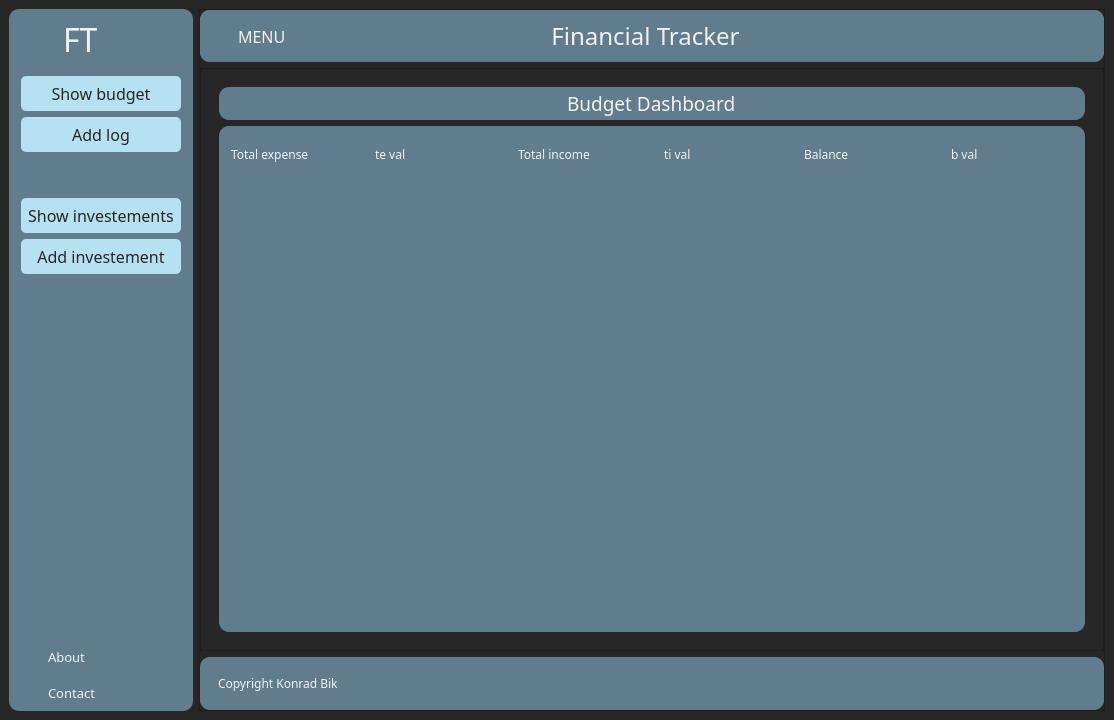
The window that interface.ui (bonradoo/financial-manager) describes before a commit, drawn with Qt 5.
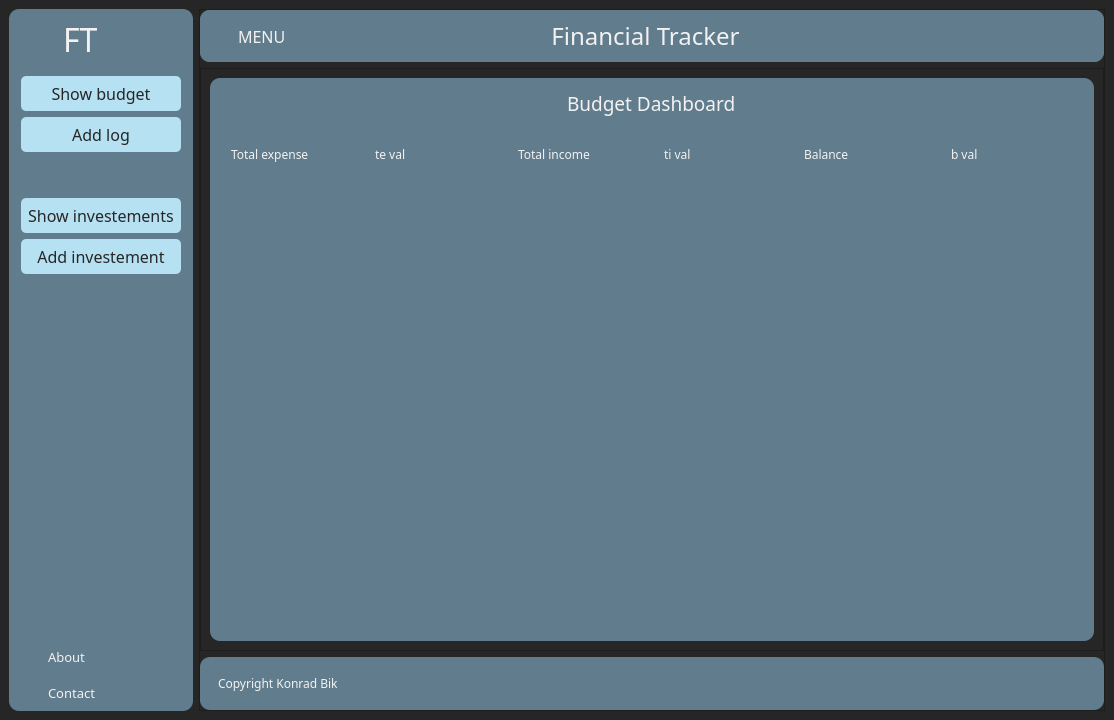
The same window after the commit. The open tabs and pages were chosen to show the change. Icons and pictures are not drawn.

Commit message: no big changes; switching machines;

Patch:
```diff
--- a/interface.ui
+++ b/interface.ui
@@ -693,7 +693,7 @@
             </property>
             <widget class="QWidget" name="budget_dash_frame">
              <property name="styleSheet">
-              <string notr="true">QFrame{
+              <string notr="true">QWidget{
 background-color: #617C8C;
 border-radius: 10px;
 border: 5px;
```
Left out of the diff: 20 changed lines with no effect on the pictures. The commit also changes 2 other files.
